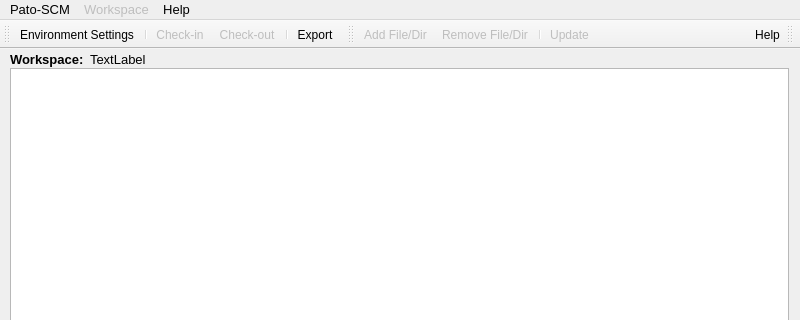
Old version of the form patoGUI/mainwindow.ui in the repository matherthal/pato-scm; both pictures show x 0 to 800 and y 0 to 320 of the 800 by 500 pixel window.
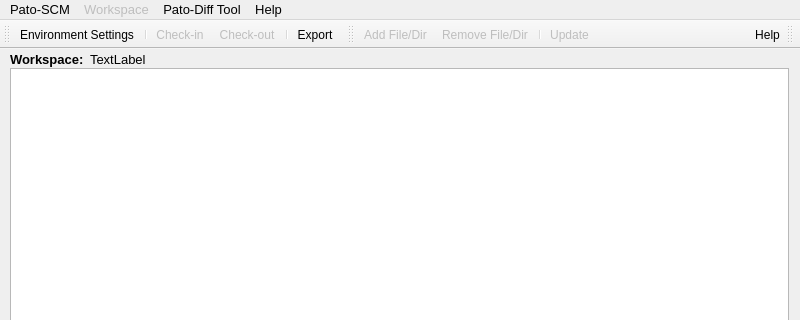
New version of the form. Icons and pictures are not drawn.

Commit message: Rascunho da tela do diff funcionando o carregamento de arquivos

The edit to the form file:
```diff
--- a/patoGUI/mainwindow.ui
+++ b/patoGUI/mainwindow.ui
@@ -125,8 +125,15 @@
     <addaction name="separator"/>
     <addaction name="actionUpdate"/>
    </widget>
+   <widget class="QMenu" name="menuPato_Diff_Tool">
+    <property name="title">
+     <string>Pato-Diff Tool</string>
+    </property>
+    <addaction name="actionOpen"/>
+   </widget>
    <addaction name="menuPato_SCM"/>
    <addaction name="menuWorkspace"/>
+   <addaction name="menuPato_Diff_Tool"/>
    <addaction name="menuHelp"/>
   </widget>
   <widget class="QStatusBar" name="statusBar"/>
```
Left out of the diff: 5 changed lines with no effect on the pictures. The commit also changes 11 other files.
